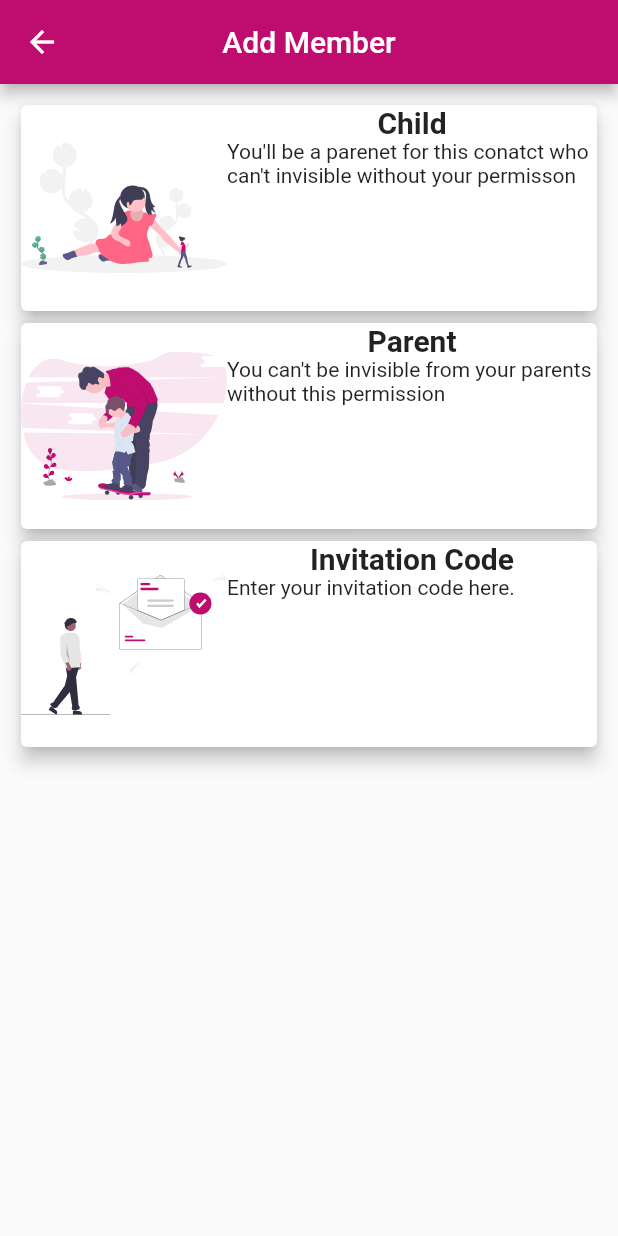
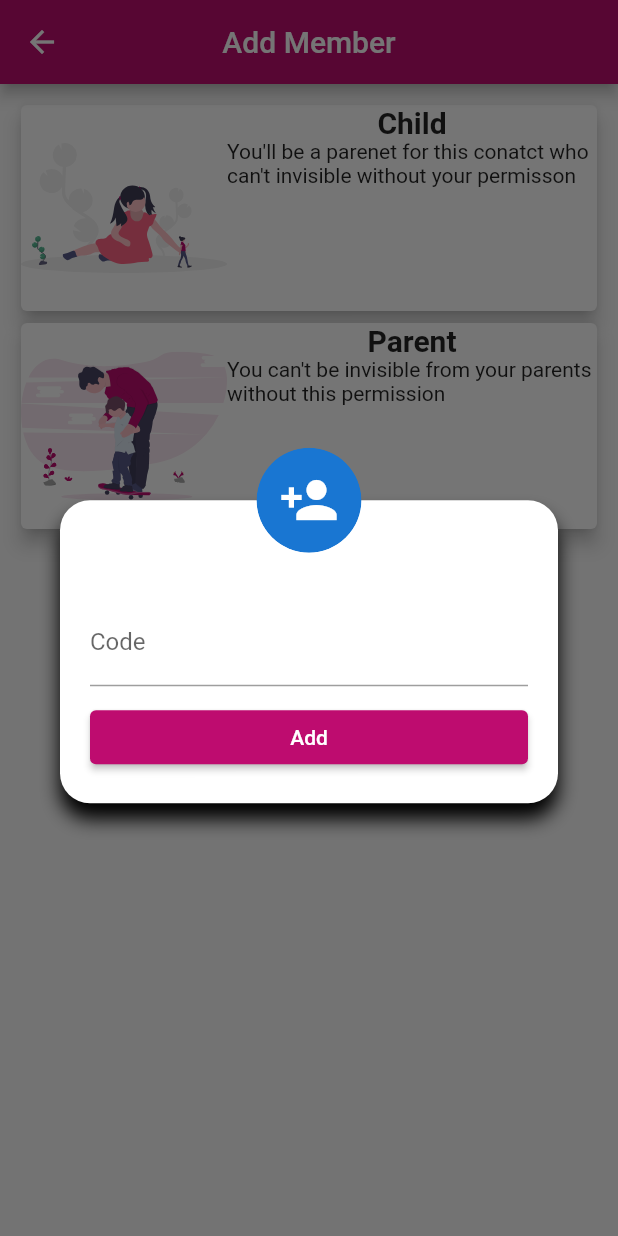
Before and after one commit to imashaWe/family-live-spots, a Flutter app: the MemberAdd screen opened directly, after a tap on "Child", on a phone screen of 412 x 824 dp. Run offline on Flutter 3.47's test engine with Material 2 defaults, Android fonts, the phone set to English and light mode, and no system bars; our stand-ins replace cloud_firestore, firebase_auth, firebase_core, firebase_storage, flutter_svg, font_awesome_flutter and 5 more; missing offline and left inert: flutter_background_geolocation, qrscan; accounts and stored records are empty.

Commit message:
fix issu

```diff
--- a/lib/models/user_profile.dart
+++ b/lib/models/user_profile.dart
@@ -3,20 +3,25 @@ class UserProfile {
   final String name;
   final String phone;
   final String? photoURL;
+  final List<Member> members;
 
   UserProfile({
     required this.id,
     required this.name,
     required this.phone,
+    required this.members,
     this.photoURL,
   });
 
   factory UserProfile.fromJson(Map<String, dynamic> json) {
     return UserProfile(
-        id: json['id'],
-        name: json['name'],
-        phone: json['phone'],
-        photoURL: json['photoURL']);
+      id: json['id'],
+      name: json['name'],
+      phone: json['phone'],
+      photoURL: json['photoURL'],
+      members: List<Member>.from(
+          json['members'].map((e) => Member.fromJson(e)).toList()),
+    );
   }
 
   // String get title => this
@@ -25,3 +30,20 @@ class UserProfile {
   //     .map((e) => '${e[0].toUpperCase()}${e.substring(1)}')
   //     .join(" ");
 }
+
+class Member {
+  final String uid;
+  final bool isParent;
+
+  Member({
+    required this.uid,
+    required this.isParent,
+  });
+
+  factory Member.fromJson(Map<String, dynamic> json) {
+    return Member(
+      uid: json['uid'],
+      isParent: json['isParent'],
+    );
+  }
+}
--- /dev/null
+++ b/lib/screens/tabs/members/add/add_by_phone.dart
@@ -0,0 +1,58 @@
+import 'package:family_live_spots/screens/widget/alert_message.dart';
+import 'package:family_live_spots/screens/widget/custom_alert_dialog.dart';
+import 'package:family_live_spots/screens/widget/or_divider.dart';
+import 'package:family_live_spots/services/member_service.dart';
+import 'package:flutter/material.dart';
+
+class AddByPhone extends StatefulWidget {
+  final bool isParent;
+  AddByPhone({Key? key, required this.isParent}) : super(key: key);
+
+  @override
+  _MemberAddDialogState createState() => _MemberAddDialogState();
+}
+
+class _MemberAddDialogState extends State<AddByPhone> {
+  final TextEditingController _phoneText = TextEditingController();
+  bool _isLoading = false;
+  void _add() {
+    if (_phoneText.text.isEmpty) return;
+    _setLoading(true);
+    MemberService.addMember('lYKAV6gTdNPMSYDJVNYRG4or2Fv2', widget.isParent)
+        .then((value) {
+          AlertMessage.topSnackbarSuccess(
+              message: 'You have been added a new family member!',
+              context: context);
+          Navigator.pop(context);
+        })
+        .catchError((e) => AlertMessage.topSnackbarError(
+            message: 'Member not found or something went wrong!',
+            context: context))
+        .whenComplete(() => _setLoading(false));
+  }
+
+  void _setLoading(bool v) => setState(() => _isLoading = v);
+  @override
+  Widget build(BuildContext context) {
+    return CustomAlertDialog(
+      icon: Icon(
+        Icons.person_add,
+        size: 40,
+      ),
+      childern: [
+        TextField(
+          controller: _phoneText,
+          decoration: InputDecoration(labelText: "Code"),
+        ),
+        SizedBox(
+          height: 10,
+        ),
+        _isLoading
+            ? Center(
+                child: CircularProgressIndicator(),
+              )
+            : ElevatedButton(onPressed: _add, child: Text("Add")),
+      ],
+    );
+  }
+}
--- a/lib/screens/tabs/members/add/member_add.dart
+++ b/lib/screens/tabs/members/add/member_add.dart
@@ -1,13 +1,10 @@
+import 'package:family_live_spots/services/member_service.dart';
 import 'package:flutter/material.dart';
 import 'package:flutter_svg/flutter_svg.dart';
-import 'member_add_dialog.dart';
+import 'add_by_phone.dart';
 
 class MemberAdd extends StatelessWidget {
   const MemberAdd({Key? key}) : super(key: key);
-
-  void _onTap(context) {
-    showDialog(context: context, builder: (_) => MemberAddDialog());
-  }
 
   @override
   Widget build(BuildContext context) {
@@ -19,10 +16,10 @@ class MemberAdd extends StatelessWidget {
             required String title,
             required String subtitle,
             required Function onTap}) =>
-        Card(
-          elevation: 5,
-          child: GestureDetector(
-              onTap: () => onTap(),
+        GestureDetector(
+          onTap: () => onTap(),
+          child: Card(
+              elevation: 5,
               child: SizedBox(
                   height: h / 6,
                   width: w * .8,
@@ -61,18 +58,26 @@ class MemberAdd extends StatelessWidget {
               title: 'Child',
               subtitle:
                   "You'll be a parenet for this conatct who can't invisible without your permisson",
-              onTap: () => _onTap(context)),
+              onTap: () => showDialog(
+                  context: context,
+                  builder: (_) => AddByPhone(
+                        isParent: true,
+                      ))),
           memberTypeCard(
               image: 'assets/images/parent.svg',
               title: 'Parent',
               subtitle:
                   "You can't be invisible from your parents without this permission",
-              onTap: () => _onTap(context)),
-          memberTypeCard(
-              image: 'assets/images/invite-code.svg',
-              title: 'Invitation Code',
-              subtitle: "Enter your invitation code here.",
-              onTap: () => _onTap(context)),
+              onTap: () => showDialog(
+                  context: context,
+                  builder: (_) => AddByPhone(
+                        isParent: false,
+                      ))),
+          // memberTypeCard(
+          //     image: 'assets/images/invite-code.svg',
+          //     title: 'Invitation Code',
+          //     subtitle: "Enter your invitation code here.",
+          //     onTap: () => _onTap(context)),
         ]),
       ),
     );
--- a/lib/screens/widget/alert_message.dart
+++ b/lib/screens/widget/alert_message.dart
@@ -1,9 +1,9 @@
 import 'package:flutter/material.dart';
 //import 'package:fluttertoast/fluttertoast.dart';
 
-// import 'package:top_snackbar_flutter/top_snack_bar.dart';
-// import 'package:top_snackbar_flutter/custom_snack_bar.dart';
-// import 'package:top_snackbar_flutter/tap_bounce_container.dart';
+import 'package:top_snackbar_flutter/top_snack_bar.dart';
+import 'package:top_snackbar_flutter/custom_snack_bar.dart';
+import 'package:top_snackbar_flutter/tap_bounce_container.dart';
 
 class AlertMessage {
   static void snakbarError(
@@ -14,21 +14,23 @@ class AlertMessage {
           {required String message, required GlobalKey<ScaffoldState> key}) =>
       _setSnack(key, message, false);
 
-  // static void topSnackbarError({String message, BuildContext context}) =>
-  //     showTopSnackBar(
-  //       context,
-  //       CustomSnackBar.error(
-  //         message: message,
-  //       ),
-  //     );
+  static void topSnackbarError(
+          {required String message, required BuildContext context}) =>
+      showTopSnackBar(
+        context,
+        CustomSnackBar.error(
+          message: message,
+        ),
+      );
 
-  // static void topSnackbarSuccess({String message, BuildContext context}) =>
-  //     showTopSnackBar(
-  //       context,
-  //       CustomSnackBar.success(
-  //         message: message,
-  //       ),
-  //     );
+  static void topSnackbarSuccess(
+          {required String message, required BuildContext context}) =>
+      showTopSnackBar(
+        context,
+        CustomSnackBar.success(
+          message: message,
+        ),
+      );
 
   static void _setSnack(GlobalKey<ScaffoldState> key, String m, bool isError) {
     final SnackBar snackBar = SnackBar(
--- /dev/null
+++ b/lib/screens/widget/custom_alert_dialog.dart
@@ -0,0 +1,60 @@
+import 'package:flutter/material.dart';
+
+class CustomAlertDialog extends StatelessWidget {
+  final List<Widget> childern;
+  final Widget icon;
+  CustomAlertDialog({required this.childern, required this.icon});
+  @override
+  Widget build(BuildContext context) {
+    return Dialog(
+        shape: RoundedRectangleBorder(
+          borderRadius: BorderRadius.circular(Constants.padding),
+        ),
+        elevation: 0,
+        backgroundColor: Colors.transparent,
+        child: Stack(
+          children: <Widget>[
+            Container(
+              padding: EdgeInsets.only(
+                  left: Constants.padding,
+                  top: Constants.avatarRadius + Constants.padding,
+                  right: Constants.padding,
+                  bottom: Constants.padding),
+              margin: EdgeInsets.only(top: Constants.avatarRadius),
+              decoration: BoxDecoration(
+                  shape: BoxShape.rectangle,
+                  color: Colors.white,
+                  borderRadius: BorderRadius.circular(Constants.padding),
+                  boxShadow: [
+                    BoxShadow(
+                        color: Colors.black,
+                        offset: Offset(0, 10),
+                        blurRadius: 10),
+                  ]),
+              child: ListView(shrinkWrap: true, children: childern),
+            ),
+            Positioned(
+              left: Constants.padding,
+              right: Constants.padding,
+              child: CircleAvatar(
+                backgroundColor: Colors.transparent,
+                radius: Constants.avatarRadius,
+                child: ClipRRect(
+                    borderRadius: BorderRadius.all(
+                        Radius.circular(Constants.avatarRadius)),
+                    child: CircleAvatar(
+                      radius: 35,
+                      child: icon,
+                    )),
+              ),
+            ),
+          ],
+        ));
+  }
+}
+
+class Constants {
+  Constants._();
+  static const double padding = 20;
+  static const double avatarRadius = 45;
+}
--- a/lib/services/auth_service.dart
+++ b/lib/services/auth_service.dart
@@ -24,8 +24,10 @@ class AuthService {
     try {
       await _firestore.collection('User').doc(user!.uid).set({
         'name': name,
+        'uid': user!.uid,
         'createdAt': DateTime.now(),
-        'phone': user!.phoneNumber
+        'phone': user!.phoneNumber,
+        'members': []
       });
       if (imagePath != null) await _uploadPhoto(imagePath);
       return;
--- a/pubspec.yaml
+++ b/pubspec.yaml
@@ -35,6 +35,8 @@ dependencies:
   firebase_storage: ^9.0.0
   http: ^0.13.3
   flutter_background_geolocation: ^4.0.2
+  qrscan: ^0.2.22
+  top_snackbar_flutter: ^1.0.0
   # The following adds the Cupertino Icons font to your application.
   # Use with the CupertinoIcons class for iOS style icons.
   cupertino_icons: ^1.0.2
```
Also changed, not shown: lib/screens/tabs/members/add/add_by_qr.dart (added, +103 -0 lines), lib/screens/tabs/members/add/member_add_dialog.dart (deleted, +0 -44 lines), lib/screens/tabs/members/add/member_add_option.dart (added, +21 -0 lines), lib/screens/tabs/members/members_view.dart (+30 -12 lines), lib/screens/tabs/settings/settings_view.dart (+12 -9 lines), lib/services/member_service.dart (added, +40 -0 lines), pubspec.lock.
